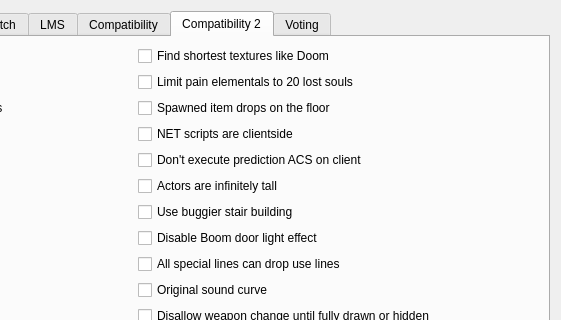
Above: src/plugins/zandronumq/createserverdialogpages/flagspage.ui from DoomseekerTeam/Doomseeker before the change; both pictures show x 292 to 853 and y 0 to 320 of the 853 by 521 pixel window. Below: the same form after it.
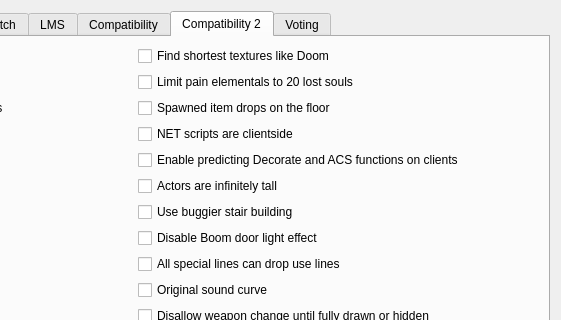
That is the form after the change. The open tabs and pages were chosen to show the change. Custom widgets are drawn as their Qt base class.

Commit message: Renamed NO_PREDICTION_ACS to ALLOW_MORE_CLIENTSIDE_FUNCTIONS

```diff
--- a/src/plugins/zandronumq/createserverdialogpages/flagspage.ui
+++ b/src/plugins/zandronumq/createserverdialogpages/flagspage.ui
@@ -1755,7 +1755,7 @@
               <string>&lt;html&gt;&lt;head/&gt;&lt;body&gt;&lt;p&gt;Don't execute predicted ACS scripts on client side. Turning this on can fix ACS teleports or jumppads on maps that are not using ACS_ExecuteWithResult.&lt;/p&gt;&lt;/body&gt;&lt;/html&gt;</string>
              </property>
              <property name="text">
-              <string>Don't execute prediction ACS on client</string>
+              <string>Enable predicting Decorate and ACS functions on clients</string>
              </property>
             </widget>
            </item>
```
Left out of the diff: 8 changed lines with no effect on the pictures. The commit also changes 6 other files.
